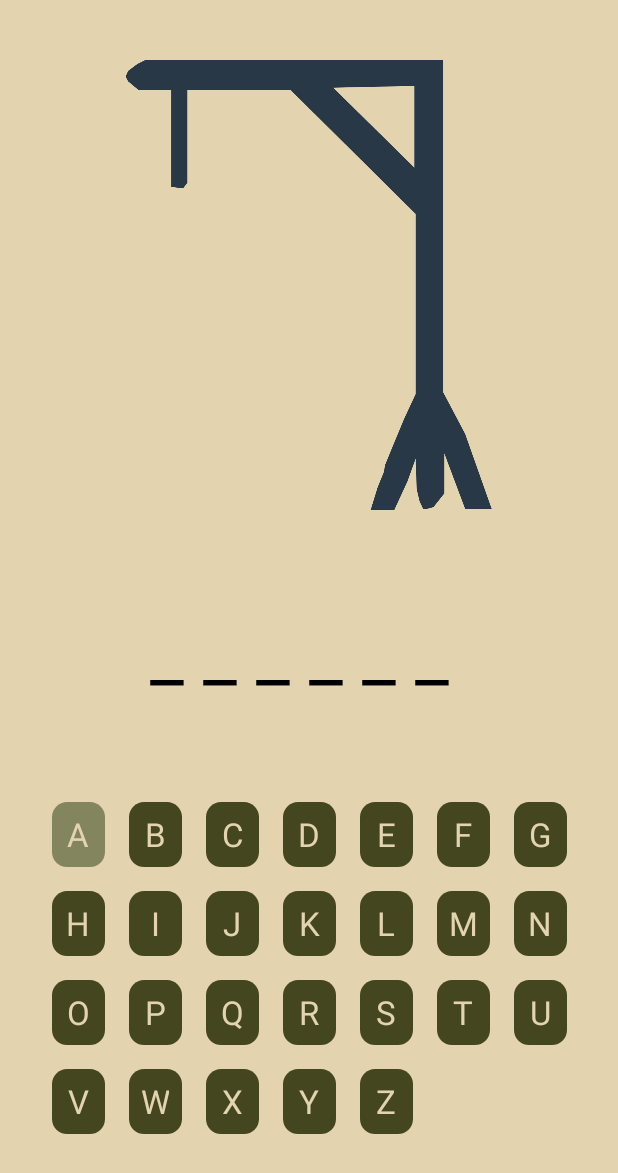
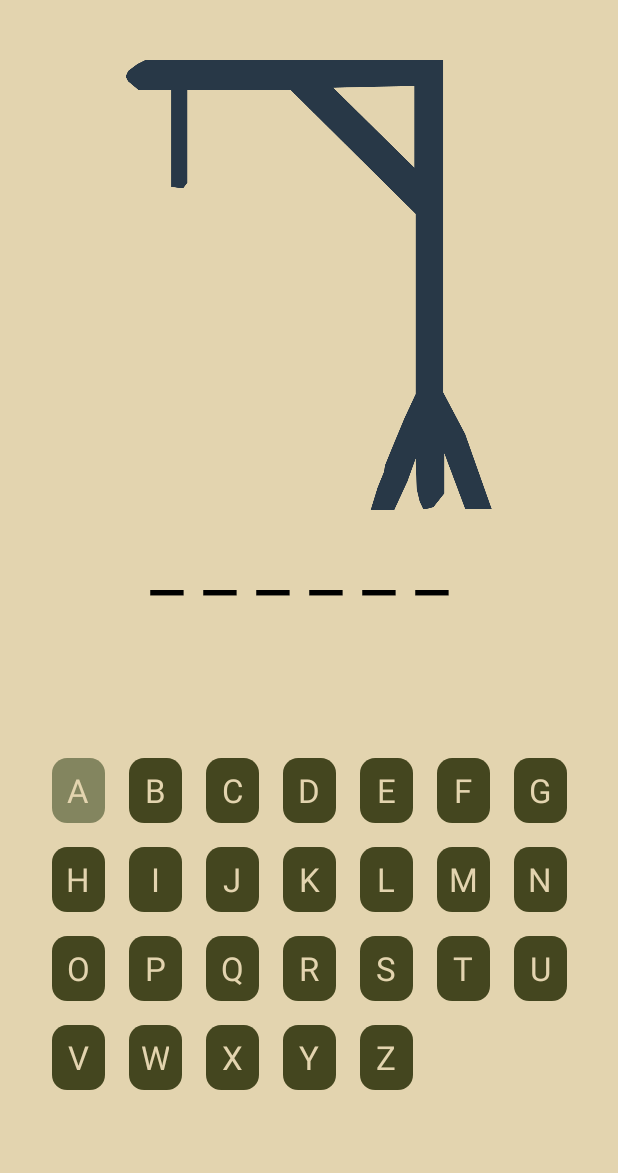
Before and after one commit to Saisriram2003/Hangman, an Android app: the screen it shows after launch (MainActivity), after a tap on an icon or button, on a phone screen of 412 x 824 dp. Shown: the top 1173 px of the screen. Run offline under Robolectric (Android 15) with nearby library versions, the phone set to English and light mode, and no system bars.

Commit message:
Updated to using only a recycler view inside layout

```diff
--- a/app/src/main/java/com/example/hangman/KeyboardAdapter.kt
+++ b/app/src/main/java/com/example/hangman/KeyboardAdapter.kt
@@ -1,42 +1,56 @@
 package com.example.hangman
 
 import android.view.LayoutInflater
+import android.view.View
 import android.view.ViewGroup
+import android.widget.AdapterView.OnItemClickListener
+import android.widget.TextView
 import android.widget.Toast
 import androidx.recyclerview.widget.RecyclerView
 import com.example.hangman.databinding.ListItemKeyBinding
 
-class KeyboardHolder(private val binding: ListItemKeyBinding) : RecyclerView.ViewHolder(binding.root) {
-    fun bind(key: Key) {
-        binding.key.text = key.letter.toString()
+//class KeyboardHolder(private val binding: ListItemKeyBinding) : RecyclerView.ViewHolder(binding.root) {
+//    fun bind(key: Key) {
+//        binding.key.text = key.letter.toString()
+//
+//        if (key.isAvailable) {
+//            binding.keyBackground.setBackgroundResource(R.drawable.character_key_available)
+//        } else {
+//            binding.keyBackground.setBackgroundResource(R.drawable.character_key_unavailable)
+//        }
+//
+////        binding.root.setOnClickListener {
+////            Toast.makeText(binding.root.context, "$key pressed!", Toast.LENGTH_SHORT).show()
+////            key.isAvailable = false
+////            binding.keyBackground.setBackgroundResource(R.drawable.character_key_unavailable)
+////        }
+//    }
+//}
 
-        if (key.isAvailable) {
-            binding.keyBackground.setBackgroundResource(R.drawable.character_key_available)
-        } else {
-            binding.keyBackground.setBackgroundResource(R.drawable.character_key_unavailable)
-        }
 
-        binding.root.setOnClickListener {
-            // TODO: implement character key press
-            Toast.makeText(binding.root.context, "$key pressed!", Toast.LENGTH_SHORT).show()
-            key.isAvailable = false
-            binding.keyBackground.setBackgroundResource(R.drawable.character_key_unavailable)
-        }
-    }
-}
-
-class KeyboardAdapter (private val keys: List<Key>) : RecyclerView.Adapter<KeyboardHolder>() {
+class KeyboardAdapter (var keys: List<Key>,val listener: (Key) -> Unit) : RecyclerView.Adapter<KeyboardAdapter.KeyboardHolder>() {
+    inner class KeyboardHolder(itemView: View):RecyclerView.ViewHolder(itemView)
     override fun onCreateViewHolder(parent: ViewGroup, viewType: Int): KeyboardHolder {
-        val inflater = LayoutInflater.from(parent.context)
-        val binding = ListItemKeyBinding.inflate(inflater, parent, false)
-        return KeyboardHolder(binding)
+        val view = LayoutInflater.from(parent.context).inflate(R.layout.list_item_key, parent, false)
+        return KeyboardHolder(view)
     }
 
     override fun getItemCount() = 26
 
+
     override fun onBindViewHolder(holder: KeyboardHolder, position: Int) {
         val key = keys[position]
-        holder.bind(key)
+        holder.itemView.findViewById<TextView>(R.id.key).text = key.letter.toString()
+        holder.itemView.setOnClickListener(){
+            listener(key)
+            if (key.isAvailable) {
+                holder.itemView.findViewById<View>(R.id.key_bg).setBackgroundResource(R.drawable.character_key_available)
+            } else {
+                holder.itemView.findViewById<View>(R.id.key_bg).setBackgroundResource(R.drawable.character_key_unavailable)
+            }
+        }
     }
 
+
+
 }
--- a/app/src/main/java/com/example/hangman/KeyboardFragment.kt
+++ b/app/src/main/java/com/example/hangman/KeyboardFragment.kt
@@ -11,36 +11,35 @@ import com.example.hangman.databinding.FragmentKeyboardBinding
 
 
 class KeyboardFragment : Fragment() {
-
-    private var _binding: FragmentKeyboardBinding? = null
-    private val binding get() = checkNotNull(_binding) {
-        "Cannot access binding before onCreateView() or after onDestroyView()"
-    }
-
-    private val keyboardViewModel: KeyboardViewModel by viewModels()
-
-    override fun onCreate(savedInstanceState: Bundle?) {
-        super.onCreate(savedInstanceState)
-    }
-
-    override fun onCreateView(
-        inflater: LayoutInflater,
-        container: ViewGroup?,
-        savedInstanceState: Bundle?
-    ): View? {
-        _binding = FragmentKeyboardBinding.inflate(inflater, container, false)
-
-        binding.keyboardRecyclerView.layoutManager = GridLayoutManager(context, 7)
-
-        val keyboard = keyboardViewModel.keys
-        val adapter = KeyboardAdapter(keyboard)
-        binding.keyboardRecyclerView.adapter = adapter
-
-        return binding.root
-    }
-
-    override fun onDestroyView() {
-        super.onDestroyView()
-        _binding = null
-    }
+//    private var _binding: FragmentKeyboardBinding? = null
+//    private val binding get() = checkNotNull(_binding) {
+//        "Cannot access binding before onCreateView() or after onDestroyView()"
+//    }
+//
+//    private val keyboardViewModel: KeyboardViewModel by viewModels()
+//
+//    override fun onCreate(savedInstanceState: Bundle?) {
+//        super.onCreate(savedInstanceState)
+//    }
+//
+//    override fun onCreateView(
+//        inflater: LayoutInflater,
+//        container: ViewGroup?,
+//        savedInstanceState: Bundle?
+//    ): View? {
+//        _binding = FragmentKeyboardBinding.inflate(inflater, container, false)
+//
+//        binding.keyboardRecyclerView.layoutManager = GridLayoutManager(context, 7)
+//
+//        val keyboard = keyboardViewModel.getKeys()
+//        val adapter = KeyboardAdapter(keyboard)
+//        binding.keyboardRecyclerView.adapter = adapter
+//
+//        return binding.root
+//    }
+//
+//    override fun onDestroyView() {
+//        super.onDestroyView()
+//        _binding = null
+//    }
 }
--- a/app/src/main/java/com/example/hangman/KeyboardViewModel.kt
+++ b/app/src/main/java/com/example/hangman/KeyboardViewModel.kt
@@ -1,15 +1,14 @@
 package com.example.hangman
 
+import androidx.lifecycle.SavedStateHandle
 import androidx.lifecycle.ViewModel
 
-class KeyboardViewModel : ViewModel() {
 
-    val keys = mutableListOf<Key>()
+const val KEYS = "Keys"
 
-    init {
-        for (i in 0 until 26) {
-            val letter = 'A' + i
-            keys += Key(letter, true)
-        }
-    }
+class KeyboardViewModel(private val savedStateHandle: SavedStateHandle) : ViewModel() {
+
+    var keys : List<Key> get() = savedStateHandle.get(KEYS) ?: listOf()
+        set(value) = savedStateHandle.set(KEYS, value)
+
 }
--- a/app/src/main/java/com/example/hangman/MainActivity.kt
+++ b/app/src/main/java/com/example/hangman/MainActivity.kt
@@ -1,7 +1,13 @@
 package com.example.hangman
 
+import android.inputmethodservice.Keyboard
 import androidx.appcompat.app.AppCompatActivity
 import android.os.Bundle
+import android.util.Log
+import android.widget.Toast
+import androidx.activity.viewModels
+import androidx.recyclerview.widget.GridLayoutManager
+import androidx.recyclerview.widget.RecyclerView
 import com.example.hangman.databinding.ActivityMainBinding
 import kotlin.random.Random
 
@@ -11,12 +17,35 @@ class MainActivity : AppCompatActivity() {
     private lateinit var currentGuessedWord : String
     private var numTries = 0
     private var maxTries = 6
+    private val keyboardViewModel: KeyboardViewModel by viewModels()
+
 
     override fun onCreate(savedInstanceState: Bundle?) {
         super.onCreate(savedInstanceState)
         binding = ActivityMainBinding.inflate(layoutInflater)
         setContentView(binding.root)
+        if (keyboardViewModel.keys.isEmpty()){
+            generateKeys()
+        }
+
+        val adapter = KeyboardAdapter( keyboardViewModel.keys ){key ->
+            key.isAvailable = false
+            Toast.makeText(this, key.letter.toString(), Toast.LENGTH_SHORT).show()
+        }
+        binding.keyboardRv?.adapter = adapter
+        binding.keyboardRv?.setHasFixedSize(true)
+        binding.keyboardRv?.layoutManager = GridLayoutManager(this, 7)
+
         generateNewGame()
+    }
+
+    fun generateKeys(){
+        var keys = mutableListOf<Key>()
+        for (i in 0 until 26) {
+            val letter = 'A' + i
+            keys += Key(letter, true)
+        }
+        keyboardViewModel.keys = keys
     }
 
     fun generateNewGame(){
--- a/app/src/main/res/layout-land/activity_main.xml
+++ b/app/src/main/res/layout-land/activity_main.xml
@@ -29,16 +29,16 @@
         app:layout_constraintStart_toStartOf="parent"
         app:layout_constraintTop_toTopOf="parent" />
 
-    <include
-        android:id="@+id/keyboard_fr"
-        layout="@layout/container_keyboard"
-        android:layout_width="551dp"
-        android:layout_height="263dp"
+    <androidx.recyclerview.widget.RecyclerView
+        android:id="@+id/keyboard_rv"
+        android:layout_width="wrap_content"
+        android:layout_height="wrap_content"
         app:layout_constraintBottom_toBottomOf="parent"
-        app:layout_constraintEnd_toStartOf="@+id/hangmanView"
-        app:layout_constraintHorizontal_bias="0.881"
+        app:layout_constraintEnd_toEndOf="parent"
         app:layout_constraintStart_toStartOf="parent"
-        app:layout_constraintTop_toBottomOf="@id/guessedWord" />
+        app:layout_constraintTop_toBottomOf="@id/guessedWord"
+
+        ></androidx.recyclerview.widget.RecyclerView>
 
 
 </androidx.constraintlayout.widget.ConstraintLayout>
--- a/app/src/main/res/layout/activity_main.xml
+++ b/app/src/main/res/layout/activity_main.xml
@@ -29,15 +29,26 @@
         app:layout_constraintTop_toBottomOf="@+id/hangmanView"
         android:text="_ _ _ _ _ _" />
 
-    <include
-        android:id="@+id/keyboard_fr"
-        layout="@layout/container_keyboard"
+    <androidx.recyclerview.widget.RecyclerView
+        android:id="@+id/keyboard_rv"
         android:layout_width="wrap_content"
         android:layout_height="wrap_content"
         app:layout_constraintBottom_toBottomOf="parent"
         app:layout_constraintEnd_toEndOf="parent"
         app:layout_constraintStart_toStartOf="parent"
-        app:layout_constraintTop_toBottomOf="@id/guessedWord" />
+        app:layout_constraintTop_toBottomOf="@id/guessedWord"
+
+        ></androidx.recyclerview.widget.RecyclerView>
+
+    <!--    <include-->
+<!--        android:id="@+id/keyboard_fr"-->
+<!--        layout="@layout/container_keyboard"-->
+<!--        android:layout_width="wrap_content"-->
+<!--        android:layout_height="wrap_content"-->
+<!--        app:layout_constraintBottom_toBottomOf="parent"-->
+<!--        app:layout_constraintEnd_toEndOf="parent"-->
+<!--        app:layout_constraintStart_toStartOf="parent"-->
+<!--        app:layout_constraintTop_toBottomOf="@id/guessedWord" />-->
 
 
 </androidx.constraintlayout.widget.ConstraintLayout>
--- a/app/src/main/res/layout/list_item_key.xml
+++ b/app/src/main/res/layout/list_item_key.xml
@@ -5,7 +5,7 @@
     android:padding="8dp">
 
     <View
-        android:id="@+id/key_background"
+        android:id="@+id/key_bg"
         android:layout_width="35dp"
         android:layout_height="43dp"
         android:background="@drawable/character_key_available" />
```
